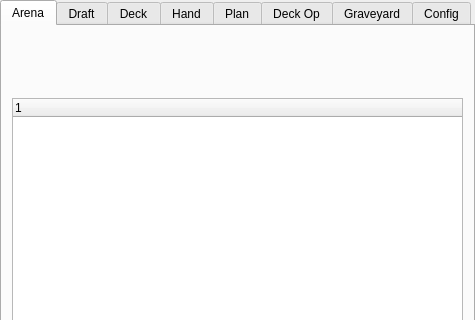
Qt form mainwindow.ui (supertriodo/Arena-Tracker) before a commit; both pictures show x 0 to 475 and y 0 to 320 of the 475 by 697 pixel window.
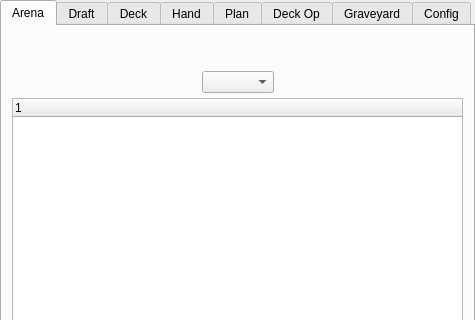
The same form after that commit. Icons and pictures are not drawn. Custom widgets are drawn as their Qt base class.

Commit message: Add region combobox.

The edit to the form file:
```diff
--- a/mainwindow.ui
+++ b/mainwindow.ui
@@ -112,6 +112,26 @@
               </property>
              </spacer>
             </item>
+            <item>
+             <widget class="QComboBox" name="arenaRegionComboBox">
+              <property name="toolTip">
+               <string>Change region/account of the selected arena.</string>
+              </property>
+             </widget>
+            </item>
+            <item>
+             <spacer name="arenaHorizontalSpacer2">
+              <property name="orientation">
+               <enum>Qt::Horizontal</enum>
+              </property>
+              <property name="sizeHint" stdset="0">
+               <size>
+                <width>40</width>
+                <height>20</height>
+               </size>
+              </property>
+             </spacer>
+            </item>
             <item>
              <widget class="QPushButton" name="donateButton">
               <property name="sizePolicy">
```
Left out of the diff: 2 changed lines with no effect on the pictures. The commit also changes 2 other files.
